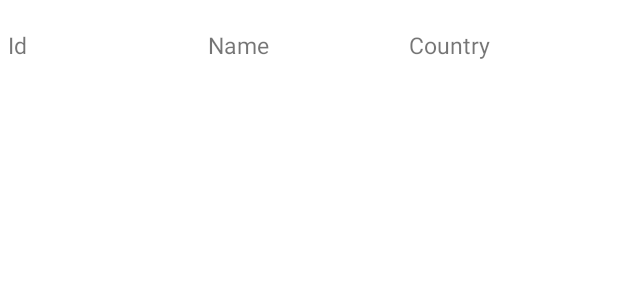
After one commit to Harnet69/WhatIsTheDistance, an Android app: the layout item_station.xml on its own in the app's theme, with its tools: preview values and no code run, on a phone screen of 412 x 824 dp. The commit adds this screen. Shown: the top 300 px of the screen. Run offline under Robolectric (Android 15) with nearby library versions, the phone set to English and light mode, and no system bars; network calls fail.

Commit message:
Created station item

```diff
--- /dev/null
+++ b/app/src/main/java/com/harnet/whatisthedistance/adapter/StationsListAdapter.kt
@@ -0,0 +1,5 @@
+package com.harnet.whatisthedistance.adapter
+
+class StationsListAdapter {
+
+}
--- a/app/src/main/java/com/harnet/whatisthedistance/viewModel/StationsListViewModel.kt
+++ b/app/src/main/java/com/harnet/whatisthedistance/viewModel/StationsListViewModel.kt
@@ -29,9 +29,9 @@ class StationsListViewModel(application: Application) : BaseViewModel(applicatio
     val mStationsLoading = MutableLiveData<Boolean>()
 
     // retrieve dogs and set UI components. Can work separately from DB
-    private fun retrieveDogs(dogsList: List<Station>) {
+    private fun retrieveStations(stationsList: List<Station>) {
         // set received list to observable mutable list
-        mStations.postValue(dogsList)
+        mStations.postValue(stationsList)
         // switch off error message
         mStationsLoadError.postValue(false)
         // switch off waiting spinner
@@ -70,7 +70,7 @@ class StationsListViewModel(application: Application) : BaseViewModel(applicatio
                     override fun onSuccess(stationsList: List<Station>) {
                         //store this information and time of retrieving in a db as a cache
                         //TODO implement storing in database every 24 hours
-                        Log.i("StationsList", "StationsList: $stationsList")
+                        retrieveStations(stationsList)
 //                        storeDogInDatabase(dogsList)
 //                        SharedPreferencesHelper.invoke(getApplication()).saveTimeOfUpd(System.nanoTime())
                     }
--- /dev/null
+++ b/app/src/main/res/layout/item_station.xml
@@ -0,0 +1,35 @@
+<?xml version="1.0" encoding="utf-8"?>
+<layout xmlns:android="http://schemas.android.com/apk/res/android">
+
+
+    <LinearLayout
+        android:layout_width="match_parent"
+        android:layout_height="50dp"
+        android:orientation="horizontal"
+        android:layout_margin="5dp">
+
+        <TextView
+            android:id="@+id/station_id"
+            style="@style/station_item"
+            android:layout_width="0dp"
+            android:layout_height="match_parent"
+            android:layout_weight="1"
+            android:text="Id" />
+
+        <TextView
+            android:id="@+id/stations_name"
+            style="@style/station_item"
+            android:layout_width="0dp"
+            android:layout_height="match_parent"
+            android:layout_weight="1"
+            android:text="Name" />
+
+        <TextView
+            android:id="@+id/station_country"
+            style="@style/station_item"
+            android:layout_width="0dp"
+            android:layout_height="match_parent"
+            android:layout_weight="1"
+            android:text="Country" />
+    </LinearLayout>
+</layout>
--- a/app/src/main/res/values/strings.xml
+++ b/app/src/main/res/values/strings.xml
@@ -1,3 +1,4 @@
 <resources>
     <string name="app_name">What Is The Distance</string>
+    <string name="error_stations_data_loading">Error with stations data loading</string>
 </resources>
--- a/app/src/main/res/values/themes.xml
+++ b/app/src/main/res/values/themes.xml
@@ -13,4 +13,9 @@
         <item name="android:statusBarColor" tools:targetApi="l">?attr/colorPrimaryVariant</item>
         <!-- Customize your theme here. -->
     </style>
+
+    <style name="station_item">
+        <item name="android:textSize">15sp</item>
+        <item name="android:gravity">center_vertical</item>
+    </style>
 </resources>
```
Also changed, not shown: app/src/main/java/com/harnet/whatisthedistance/view/StationsListFragment.kt (+24 -7 lines), app/src/main/res/layout/stations_list_fragment.xml (+35 -6 lines).
